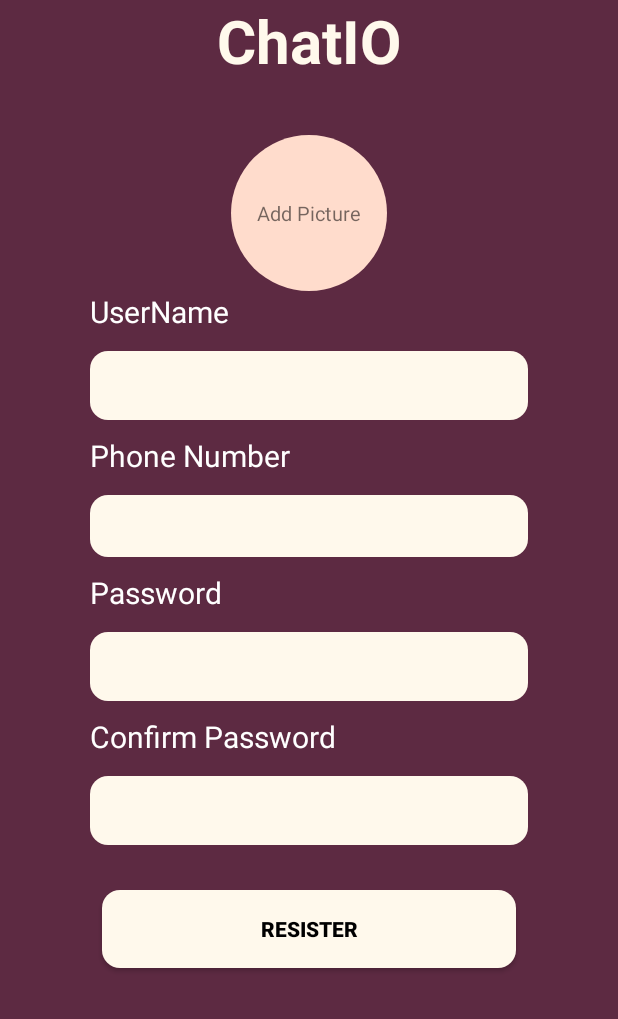
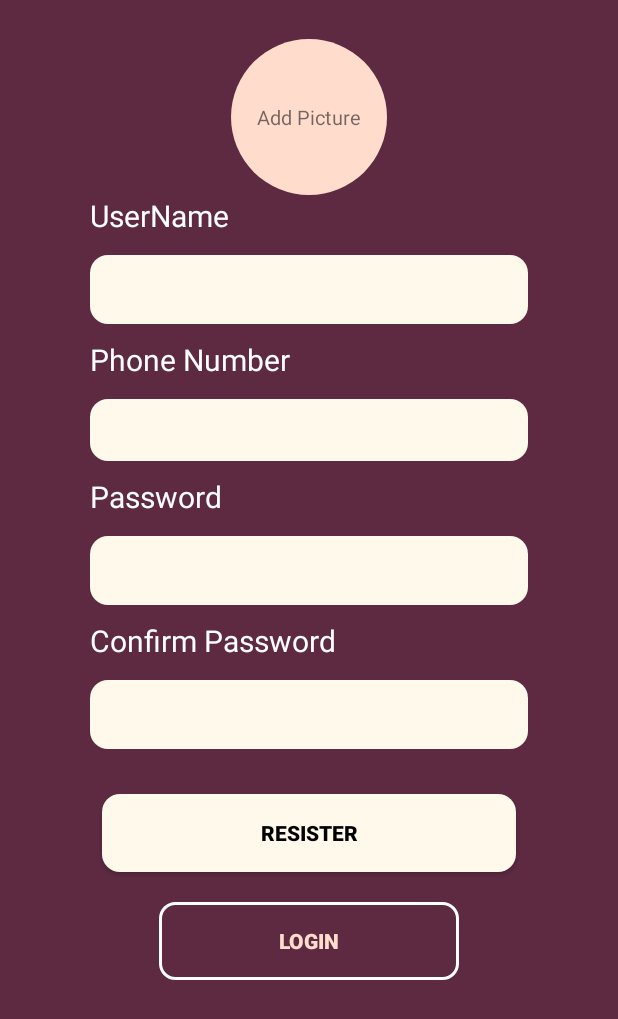
Before and after one commit to justEliada/chatIo, an Android app: the screen it shows after launch (Register), after a tap on "RESISTER", on a phone screen of 412 x 824 dp. Shown: the top 1019 px of the screen. Run offline under Robolectric (Android 15) with nearby library versions, the phone set to English and light mode, and no system bars; our stand-ins replace Firebase (no records; nobody signed in at launch, a user with empty details on screens opened directly), sdp/ssp sizes; plain views replace RoundedImageView.

```diff
--- a/app/src/main/java/com/example/chatio/activities/Login.java
+++ b/app/src/main/java/com/example/chatio/activities/Login.java
@@ -68,7 +68,6 @@ public class Login extends AppCompatActivity {
                        showToast("Unable to Login");
                    }
                 });
-
     }
 
     private Boolean isValidCredentials()
@@ -87,108 +86,4 @@ public class Login extends AppCompatActivity {
             return true;
         }
     }
-
-    // testing the connection is working
-/*    private void addDataToFirestore(){
-        FirebaseFirestore database = FirebaseFirestore.getInstance();
-        HashMap<String, Object> data = new HashMap<>();
-        data.put("first_name", "Eliada");
-        data.put("last_name", "Ballazhi");
-        database.collection("users")
-                .add(data)
-                .addOnSuccessListener(documentReference -> {
-                    Toast.makeText(getApplicationContext(),"Data Inserted", Toast.LENGTH_SHORT).show();
-                })
-                .addOnFailureListener(exception -> {
-                    Toast.makeText(getApplicationContext(), exception.getMessage(), Toast.LENGTH_SHORT).show();
-                });
-    }*/
-
-    /*//declaring the buttons
-    private Button loginButton;
-  *//*  private Button registerButton;*//*
-    EditText usernameInput, passwordInput;
-    TextView tx;
-
-    @Override
-    protected void onCreate(Bundle savedInstanceState) {
-        super.onCreate(savedInstanceState);
-        setContentView(R.layout.activity_main);
-
-        // Casting
-        registerButton = (Button) findViewById(R.id.RegisterButton);
-        loginButton = (Button) findViewById(R.id.LoginButton);
-        //Make text Clickable
-
-        TextView textView = findViewById(R.id.PasswordResetText);
-        tx = (TextView) findViewById(R.id.PasswordResetText);
-        loginButton = (Button) findViewById(R.id.LoginButton);
-        String text = "Reset Email Address";
-        SpannableString ss = new SpannableString(text);
-
-        // getting login inputs
-        usernameInput=(EditText) findViewById(R.id.UserName);
-        passwordInput=(EditText) findViewById(R.id.Password);
-
-        ClickableSpan clickableSpan = new ClickableSpan(){
-            @Override
-            public void onClick(View view) {
-                openAuthenticaiton();
-            }
-
-
-            // TO-DO RESUOURSES COLOR.
-            @Override
-            public void updateDrawState(TextPaint ds) {
-                super.updateDrawState(ds);
-                ds.setColor(Color.BLUE);
-                ds.setUnderlineText(false);
-            }
-        };
-
-        ss.setSpan(clickableSpan, 0, 19, Spanned.SPAN_EXCLUSIVE_EXCLUSIVE);
-        textView.setText(ss);
-        textView.setMovementMethod(LinkMovementMethod.getInstance());
-
-
-        // Set an OnClickListener for the login button
-        loginButton.setOnClickListener(new View.OnClickListener() {
-            @Override
-            public void onClick(View v) {
-                openHomePage();
-            }
-        });
-
-        // Set an OnClickListener for the register button
-        registerButton.setOnClickListener(new View.OnClickListener() {
-            @Override
-            public void onClick(View v) {
-
-                openRegisterPage();
-            }
-        });
-
-
-    }
-
-  *//*  private void setListeners() {
-        binding.RegisterButton.setOnClickListener(v ->
-                startActivity(new Intent()));
-    }*//*
-    private void openRegisterPage() {
-        Intent intent = new Intent(this, register.class);
-        startActivity(intent);
-    }
-
-    private void openHomePage() {
-        Intent intent = new Intent(this, inbox.class);
-        startActivity(intent);
-    }
-
-    private void openAuthenticaiton() {
-        Intent intent = new Intent(this, authentication.class);
-        startActivity(intent);
-    }*/
-
-
 }
--- a/app/src/main/java/com/example/chatio/activities/Register.java
+++ b/app/src/main/java/com/example/chatio/activities/Register.java
@@ -47,7 +47,8 @@ public class Register extends AppCompatActivity {
         binding.RegisterButtonRegisterScreen.setOnClickListener(v ->{
             if(isValidRegisterDetails()) {
                 register();}
-           });
+        });
+
         binding.layoutImage.setOnClickListener(v ->{
            Intent intent = new Intent(Intent.ACTION_PICK, MediaStore.Images.Media.EXTERNAL_CONTENT_URI);
            intent.addFlags(Intent.FLAG_GRANT_READ_URI_PERMISSION);
--- a/app/src/main/res/drawable/background_icons.xml
+++ b/app/src/main/res/drawable/background_icons.xml
@@ -1,6 +1,6 @@
 <?xml version="1.0" encoding="utf-8"?>
 <shape xmlns:android="http://schemas.android.com/apk/res/android"
-    android:shape="rectangle">
-    <solid android:color="@color/Pink" />
+    android:shape="oval">
+    <solid android:color="@color/BrightPink" />
     <corners android:radius="@dimen/_8sdp" />
 </shape>
--- a/app/src/main/res/layout/activity_register.xml
+++ b/app/src/main/res/layout/activity_register.xml
@@ -14,16 +14,6 @@
         android:layout_height="match_parent"
         android:gravity="center_horizontal"
         android:orientation="vertical">
-
-        <TextView
-            android:layout_width="wrap_content"
-            android:layout_height="wrap_content"
-            android:layout_marginTop="0dp"
-            android:layout_marginBottom="10dp"
-            android:text="ChatIO"
-            android:textColor="@color/white"
-            android:textSize="40sp"
-            android:textStyle="bold" />
 
         <FrameLayout
             android:id="@+id/layoutImage"
@@ -146,6 +136,15 @@
             android:text="Resister"
             android:textColor="#000000"
             android:textStyle="bold" />
+        <Button
+            android:id="@+id/LoginButton"
+            android:layout_width="200dp"
+            android:layout_height="52dp"
+            android:layout_margin="10dp"
+            android:background="@drawable/empty_button"
+            android:text="Login"
+            android:textColor="@color/Beige"
+            android:textStyle="bold" />
 
     </LinearLayout>
 
--- a/app/src/main/res/layout/activity_users.xml
+++ b/app/src/main/res/layout/activity_users.xml
@@ -76,5 +76,4 @@
 
 
 
-
 </androidx.constraintlayout.widget.ConstraintLayout>
```
Also changed, not shown: app/src/main/AndroidManifest.xml (+4 -3 lines), app/src/main/java/com/example/chatio/activities/ChatActivity.java (added, +16 -0 lines), app/src/main/java/com/example/chatio/activities/MainActivity.java (+11 -6 lines), app/src/main/java/com/example/chatio/activities/UsersActivity.java (+20 -5 lines), app/src/main/res/layout/activity_chata_ctivity.xml (added, +9 -0 lines), app/src/main/res/layout/activity_main.xml (+5 -4 lines).
